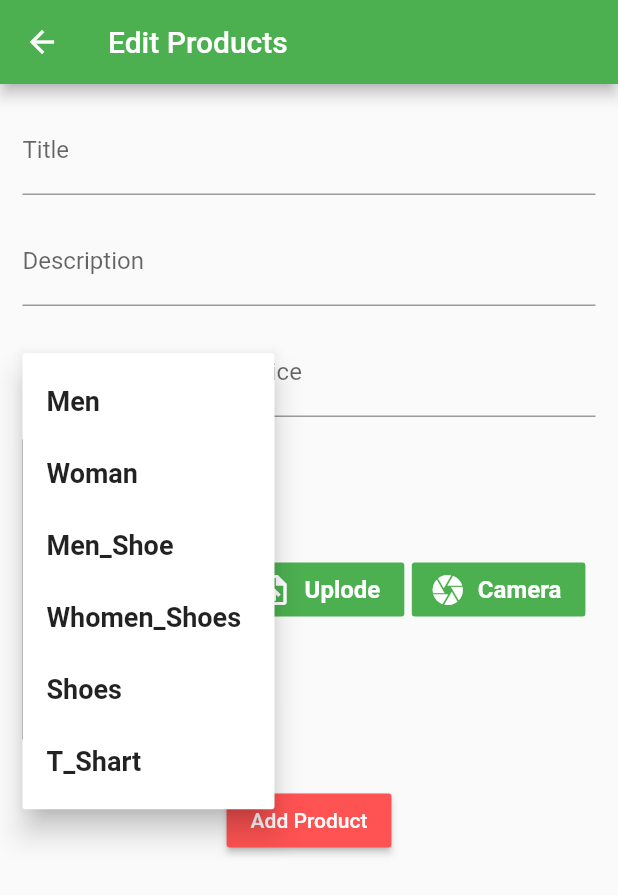
After one commit to rafiquljislam/flutter_shopApp, a Flutter app: the EditProductScreens screen opened by its route, after a tap on "Catagory", on a phone screen of 412 x 824 dp. The commit adds this screen. Shown: the top 895 px of the screen. Run offline on Flutter 3.47's test engine with Material 2 defaults, Android fonts, the phone set to English and light mode, and no system bars; our stand-ins replace image_picker.

Commit message:
addProductWithcamera

```diff
--- a/lib/main.dart
+++ b/lib/main.dart
@@ -6,7 +6,9 @@ import 'package:shopapp/providers/order.dart';
 import 'package:shopapp/providers/products.dart';
 import 'package:shopapp/screens/HomeScreens.dart';
 import 'package:shopapp/screens/ProfileScreens.dart';
+import 'package:shopapp/screens/addProducts.dart';
 import 'package:shopapp/screens/cartViewScreens.dart';
+import 'package:shopapp/screens/editProductsScreens.dart';
 import 'package:shopapp/screens/orderViewScreens.dart';
 import 'package:shopapp/screens/productDetailsScreens.dart';
 import 'package:shopapp/widgets/homeScreens/allProductsView.dart';
@@ -37,6 +39,8 @@ class MyApp extends StatelessWidget {
           OrderViewscreens.routeName: (ctx) => OrderViewscreens(),
           ProfileScreens.routeName: (ctx) => ProfileScreens(),
           HomeScreens.routeName: (ctx) => HomeScreens(),
+          AddProducts.routeName: (ctx) => AddProducts(),
+          EditProductScreens.routeName: (ctx) => EditProductScreens(),
         },
       ),
     );
--- a/lib/providers/products.dart
+++ b/lib/providers/products.dart
@@ -303,4 +303,14 @@ class Products with ChangeNotifier {
   Product findById(String id) {
     return _items.firstWhere((prod) => prod.id == id);
   }
+
+  void dlateProduct(String id) {
+    _items.removeWhere((prod) => prod.id == id);
+    notifyListeners();
+  }
+
+  void addProduct(Product product) {
+    _items.insert(0, product);
+    notifyListeners();
+  }
 }
--- /dev/null
+++ b/lib/screens/editProductsScreens.dart
@@ -0,0 +1,230 @@
+import 'package:flutter/foundation.dart';
+import 'package:flutter/material.dart';
+import 'package:provider/provider.dart';
+import 'package:shopapp/providers/product.dart';
+import 'package:shopapp/providers/products.dart';
+import 'package:shopapp/widgets/imageCamera.dart';
+
+class EditProductScreens extends StatefulWidget {
+  static const routeName = '/edit-product-screens';
+
+  @override
+  _EditProductScreensState createState() => _EditProductScreensState();
+}
+
+class _EditProductScreensState extends State<EditProductScreens> {
+  final GlobalKey<FormState> _form = GlobalKey<FormState>();
+  Catagory_shop _tempCatagory;
+  String _imagePath;
+  String _title;
+  String _description;
+  double _price;
+  TextStyle _popUpstyle = TextStyle(
+    fontWeight: FontWeight.w600,
+    fontSize: 18,
+  );
+  _getImagePath(String path) {
+    setState(() {
+      _imagePath = path;
+    });
+  }
+
+  Future<void> saveFrom() async {
+    if (!_form.currentState.validate()) {
+      return;
+    }
+    _form.currentState.save();
+    print(_title);
+    print(_description);
+    print(_tempCatagory);
+    print(_price);
+    print(_imagePath);
+    Product product = Product(
+      id: DateTime.now().toString(),
+      imageUrl: _imagePath,
+      description: _description,
+      title: _title,
+      price: _price,
+      catagory: [_tempCatagory],
+    );
+    Provider.of<Products>(context, listen: false).addProduct(product);
+    Navigator.of(context).pop();
+  }
+
+  @override
+  Widget build(BuildContext context) {
+    return Scaffold(
+      appBar: AppBar(
+        title: Text("Edit Products"),
+      ),
+      body: SingleChildScrollView(
+        child: Form(
+          key: _form,
+          child: Container(
+            padding: EdgeInsets.all(15),
+            child: Column(
+              children: [
+                TextFormField(
+                  textInputAction: TextInputAction.next,
+                  decoration: InputDecoration(
+                    hintText: 'Title',
+                    labelText: 'Title',
+                  ),
+                  validator: (v) {
+                    if (v.isEmpty) {
+                      return "Enter a title";
+                    }
+                    if (v.length <= 10) {
+                      return "Title Most be 10 carecter";
+                    }
+                    return null;
+                  },
+                  onSaved: (v) {
+                    _title = v;
+                  },
+                ),
+                SizedBox(height: 15),
+                TextFormField(
+                  textInputAction: TextInputAction.next,
+                  decoration: InputDecoration(
+                    hintText: 'Description',
+                    labelText: 'Description',
+                  ),
+                  validator: (v) {
+                    if (v.isEmpty) {
+                      return "Enter a Description";
+                    }
+                    if (v.length <= 10) {
+                      return "Description Most be 10 carecter";
+                    }
+                    return null;
+                  },
+                  onSaved: (v) {
+                    _description = v;
+                  },
+                ),
+                SizedBox(height: 15),
+                Row(
+                  children: [
+                    PopupMenuButton(
+                      onSelected: (Catagory_shop cate) {
+                        setState(() {
+                          _tempCatagory = cate;
+                        });
+                      },
+                      itemBuilder: (_) => [
+                        PopupMenuItem(
+                          child: Text(
+                            describeEnum(Catagory_shop.Men).toString(),
+                            style: _popUpstyle,
+                          ),
+                          value: Catagory_shop.Men,
+                        ),
+                        PopupMenuItem(
+                          value: Catagory_shop.Woman,
+                          child: Text(
+                            describeEnum(Catagory_shop.Woman).toString(),
+                            style: _popUpstyle,
+                          ),
+                        ),
+                        PopupMenuItem(
+                          value: Catagory_shop.Men_Shoe,
+                          child: Text(
+                            describeEnum(Catagory_shop.Men_Shoe).toString(),
+                            style: _popUpstyle,
+                          ),
+                        ),
+                        PopupMenuItem(
+                          value: Catagory_shop.Whomen_Shoes,
+                          child: Text(
+                            describeEnum(Catagory_shop.Whomen_Shoes).toString(),
+                            style: _popUpstyle,
+                          ),
+                        ),
+                        PopupMenuItem(
+                          value: Catagory_shop.Shoes,
+                          child: Text(
+                            describeEnum(Catagory_shop.Shoes).toString(),
+                            style: _popUpstyle,
+                          ),
+                        ),
+                        PopupMenuItem(
+                          value: Catagory_shop.T_Shart,
+                          child: Text(
+                            describeEnum(Catagory_shop.T_Shart).toString(),
+                            style: _popUpstyle,
+                          ),
+                        ),
+                      ],
+                      child: Container(
+                        width: 150,
+                        child: Row(
+                          children: [
+                            Text(
+                              _tempCatagory == null
+                                  ? "Catagory"
+                                  : describeEnum(
+                                      _tempCatagory.toString(),
+                                    ),
+                              style: TextStyle(
+                                fontWeight: FontWeight.w600,
+                                fontSize: 17,
+                              ),
+                            ),
+                            Icon(
+                              Icons.arrow_drop_down,
+                              size: 26,
+                            ),
+                          ],
+                        ),
+                      ),
+                    ),
+                    Expanded(
+                      child: TextFormField(
+                        textInputAction: TextInputAction.next,
+                        keyboardType: TextInputType.number,
+                        decoration: InputDecoration(
+                          hintText: 'Price',
+                          labelText: 'Price',
+                        ),
+                        validator: (v) {
+                          if (v.isEmpty) {
+                            return "Enter a price";
+                          }
+                          if (double.parse(v) <= 0) {
+                            return "Give a Valid Price";
+                          }
+                          return null;
+                        },
+                        onSaved: (v) {
+                          _price = double.parse(v);
+                        },
+                      ),
+                    ),
+                  ],
+                ),
+                SizedBox(height: 15),
+                ImageCameta(_getImagePath),
+                SizedBox(height: 30),
+                Container(
+                  child: RaisedButton(
+                    color: Colors.redAccent,
+                    onPressed: () {
+                      saveFrom();
+                    },
+                    child: Text(
+                      "Add Product",
+                      style: TextStyle(
+                        color: Colors.white,
+                      ),
+                    ),
+                  ),
+                ),
+              ],
+            ),
+          ),
+        ),
+      ),
+    );
+  }
+}
--- a/lib/widgets/drowerPage.dart
+++ b/lib/widgets/drowerPage.dart
@@ -3,6 +3,7 @@ import 'package:provider/provider.dart';
 import 'package:shopapp/providers/Profile.dart';
 import 'package:shopapp/screens/HomeScreens.dart';
 import 'package:shopapp/screens/ProfileScreens.dart';
+import 'package:shopapp/screens/addProducts.dart';
 import 'package:shopapp/screens/orderViewScreens.dart';
 
 import 'clipper/DrawerCliper.dart';
@@ -97,6 +98,15 @@ class DrowerPage extends StatelessWidget {
             ),
             Divider(),
             ListTile(
+              onTap: () {
+                Navigator.of(context)
+                    .pushReplacementNamed(AddProducts.routeName);
+              },
+              leading: Text("Product"),
+              title: Icon(Icons.add_business),
+            ),
+            Divider(),
+            ListTile(
               onTap: () {},
               leading: Text("Settings"),
               title: Icon(Icons.settings),
--- /dev/null
+++ b/lib/widgets/imageCamera.dart
@@ -0,0 +1,109 @@
+import 'dart:io';
+
+import 'package:flutter/material.dart';
+import 'package:image_picker/image_picker.dart';
+
+class ImageCameta extends StatefulWidget {
+  final Function getImagePath;
+  ImageCameta(this.getImagePath);
+
+  @override
+  _ImageCametaState createState() => _ImageCametaState();
+}
+
+class _ImageCametaState extends State<ImageCameta> {
+  File image;
+  final picker = ImagePicker();
+  Future<void> takePicture() async {
+    final imagePath = await picker.getImage(
+      source: ImageSource.camera,
+      maxWidth: 600,
+    );
+    // print(imagePath.path);
+
+    setState(() {
+      widget.getImagePath(imagePath.path);
+      image = File(imagePath.path);
+    });
+  }
+
+  Future<void> getPicture() async {
+    final imagePath = await picker.getImage(
+      source: ImageSource.gallery,
+      maxWidth: 600,
+    );
+    // print(imagePath.path);
+    setState(() {
+      widget.getImagePath(imagePath.path);
+      image = File(imagePath.path);
+    });
+  }
+
+  @override
+  Widget build(BuildContext context) {
+    return Row(
+      children: [
+        Container(
+          height: 200,
+          width: MediaQuery.of(context).size.width / 3,
+          decoration: BoxDecoration(
+            border: Border.all(
+              width: 2.0,
+              color: Colors.black,
+            ),
+          ),
+          child: image != null
+              ? Image(
+                  image: FileImage(image),
+                  fit: BoxFit.cover,
+                )
+              : null,
+        ),
+        Expanded(
+          child: Row(
+            mainAxisAlignment: MainAxisAlignment.center,
+            children: [
+              FlatButton.icon(
+                color: Colors.green,
+                onPressed: () {
+                  getPicture();
+                },
+                icon: Icon(
+                  Icons.upload_file,
+                  color: Colors.white,
+                ),
+                label: Text(
+                  "Uplode",
+                  style: TextStyle(
+                    fontSize: 16,
+                    fontWeight: FontWeight.w600,
+                    color: Colors.white,
+                  ),
+                ),
+              ),
+              SizedBox(width: 5),
+              FlatButton.icon(
+                color: Colors.green,
+                onPressed: () {
+                  takePicture();
+                },
+                icon: Icon(
+                  Icons.camera,
+                  color: Colors.white,
+                ),
+                label: Text(
+                  "Camera",
+                  style: TextStyle(
+                    fontSize: 16,
+                    fontWeight: FontWeight.w600,
+                    color: Colors.white,
+                  ),
+                ),
+              ),
+            ],
+          ),
+        ),
+      ],
+    );
+  }
+}
--- a/pubspec.yaml
+++ b/pubspec.yaml
@@ -30,6 +30,7 @@ dependencies:
   cupertino_icons: ^1.0.0
   provider: ^4.3.2+2
   intl: ^0.16.1
+  image_picker: ^0.6.7+12
 
 dev_dependencies:
   flutter_test:
```
Also changed, not shown: lib/screens/addProducts.dart (added, +101 -0 lines).
